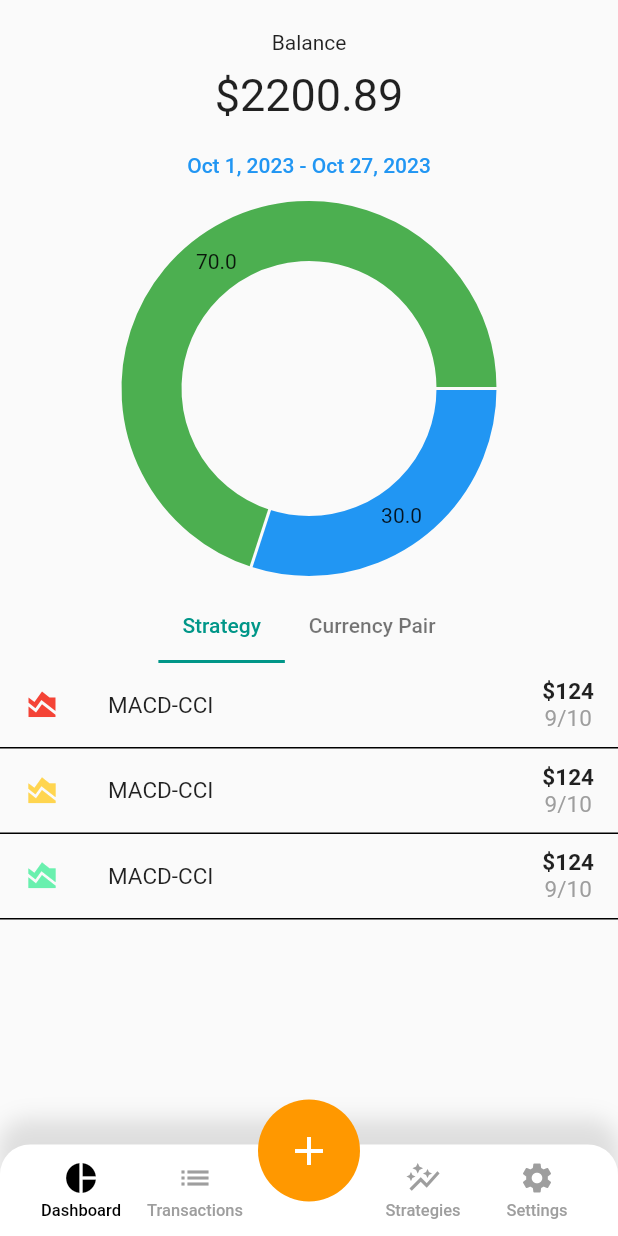
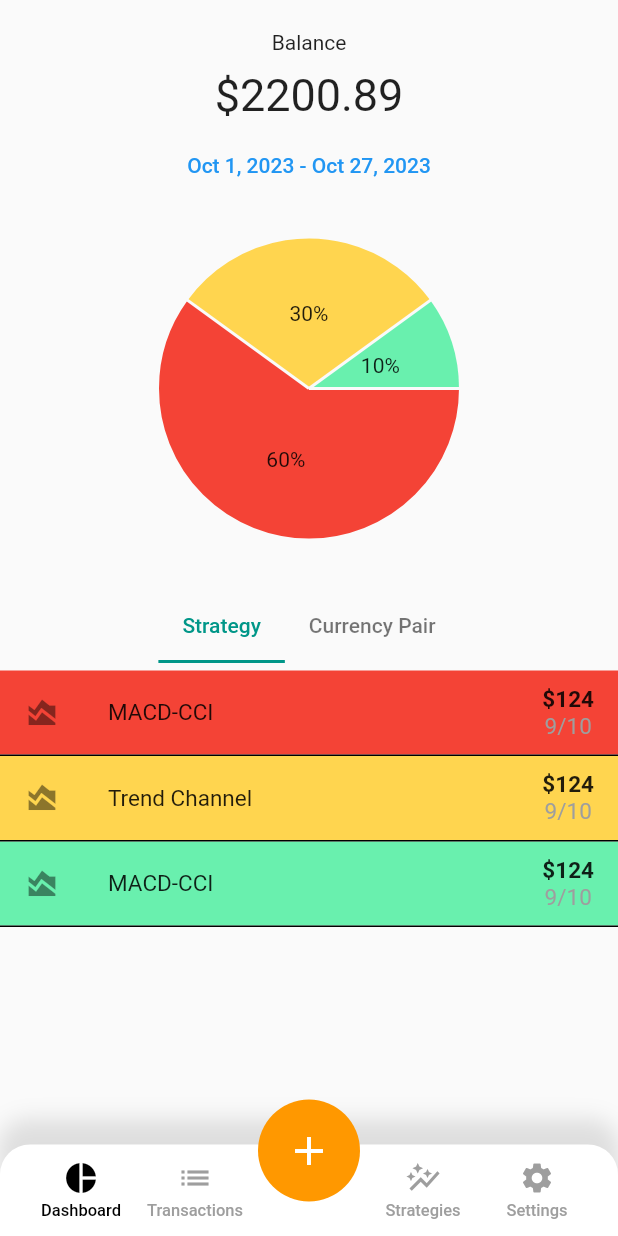
Before and after one commit to anton3nko/trading_diary, a Flutter app: the screen it shows after launch, on a phone screen of 412 x 824 dp. Run offline on Flutter 3.47's test engine with Material 2 defaults, Android fonts, the phone set to English and light mode, and no system bars; drawn by our look-alikes of fl_chart; our stand-ins replace bloc, flutter_bloc.

Commit message:
Modified  Dashboard view

```diff
--- a/lib/features/dashboard/presentation/custom_tile.dart
+++ b/lib/features/dashboard/presentation/custom_tile.dart
@@ -23,7 +23,7 @@ class CustomTile extends StatelessWidget {
           ),
         ),
         child: ListTile(
-          iconColor: iconColor,
+          tileColor: iconColor,
           title: Text(
             title,
             style: const TextStyle(
--- a/lib/features/dashboard/presentation/dashboard_page.dart
+++ b/lib/features/dashboard/presentation/dashboard_page.dart
@@ -39,20 +39,31 @@ class DashboardPage extends StatelessWidget {
             const SizedBox(
               height: 5.0,
             ),
-            DateRangePicker(),
+            const DateRangePicker(),
             SizedBox(
               width: 250,
               height: 250,
               child: PieChart(
                 PieChartData(
+                  centerSpaceRadius: 0.0,
                   sections: [
                     PieChartSectionData(
-                      color: Colors.blue,
-                      value: 30,
+                      color: Colors.red.shade500,
+                      value: 60,
+                      title: '60%',
+                      radius: 100,
                     ),
                     PieChartSectionData(
-                      color: Colors.green,
-                      value: 70,
+                      color: Colors.amber.shade300,
+                      value: 30,
+                      title: '30%',
+                      radius: 100,
+                    ),
+                    PieChartSectionData(
+                      color: Colors.greenAccent,
+                      value: 10,
+                      title: '10%',
+                      radius: 100,
                     ),
                   ],
                 ),
@@ -73,7 +84,7 @@ class DashboardPage extends StatelessWidget {
                         iconColor: Colors.red.shade500,
                       ),
                       CustomTile(
-                        title: 'MACD-CCI',
+                        title: 'Trend Channel',
                         onTap: () => 'onTap',
                         iconColor: Colors.amber.shade300,
                       ),
--- a/lib/features/widgets/date_range_picker.dart
+++ b/lib/features/widgets/date_range_picker.dart
@@ -2,6 +2,8 @@ import 'package:flutter/material.dart';
 import 'package:intl/intl.dart';
 
 class DateRangePicker extends StatefulWidget {
+  const DateRangePicker({super.key});
+
   @override
   State<DateRangePicker> createState() => _DateRangePickerState();
 }
--- a/lib/features/widgets/nested_tab_bar.dart
+++ b/lib/features/widgets/nested_tab_bar.dart
@@ -1,8 +1,8 @@
 import 'package:flutter/material.dart';
 
 class NestedTabBar extends StatefulWidget {
-  List<Widget> tabs;
-  NestedTabBar({required this.tabs});
+  final List<Widget> tabs;
+  const NestedTabBar({super.key, required this.tabs});
 
   @override
   State<NestedTabBar> createState() => _NestedTabBarState();
@@ -44,6 +44,7 @@ class _NestedTabBarState extends State<NestedTabBar>
               ),
             ]),
         Container(
+          padding: const EdgeInsets.only(top: 5.0),
           height: MediaQuery.of(context).size.height * 0.22,
           child: TabBarView(
             controller: _nestedTabController,
```
